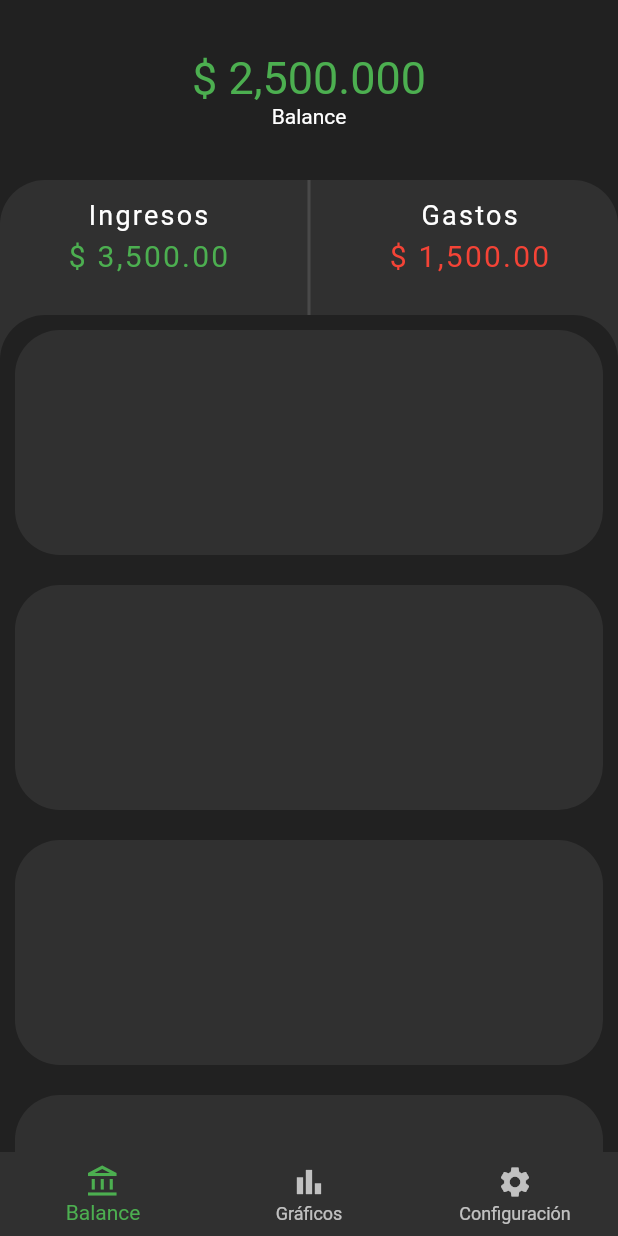
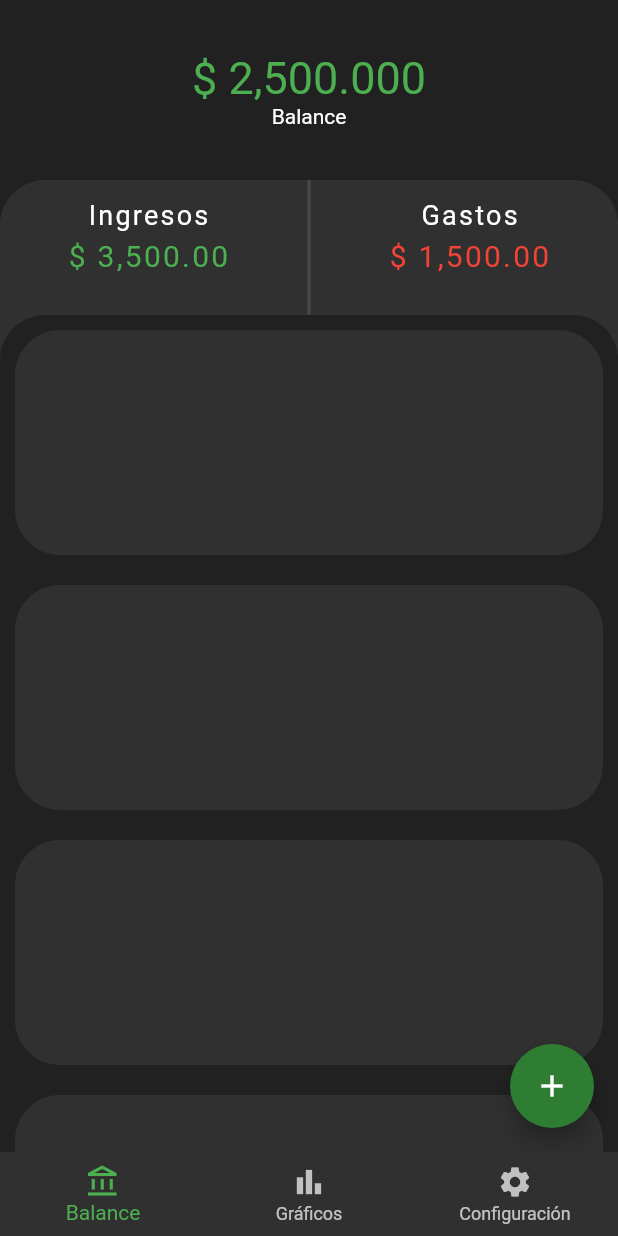
Before and after one commit to Black246/app_control_gastos, a Flutter app: the screen it shows after launch, on a phone screen of 412 x 824 dp. Run offline on Flutter 3.47's test engine with Material 2 defaults, Android fonts, the phone set to English and light mode, and no system bars; drawn by our look-alikes of flutter_speed_dial.

```diff
--- a/expenses_app/lib/main.dart
+++ b/expenses_app/lib/main.dart
@@ -18,6 +18,8 @@ class MyApp extends StatelessWidget {
         appBarTheme: AppBarTheme(backgroundColor: Colors.grey[900]),
         bottomNavigationBarTheme:
             const BottomNavigationBarThemeData(selectedItemColor: Colors.green),
+        floatingActionButtonTheme: FloatingActionButtonThemeData(
+            backgroundColor: Colors.green[800], foregroundColor: Colors.white),
         scaffoldBackgroundColor: Colors.grey[900],
         primaryColorDark: Colors.grey[850],
       ),
--- a/expenses_app/lib/pages/balance_page.dart
+++ b/expenses_app/lib/pages/balance_page.dart
@@ -1,6 +1,7 @@
 import 'dart:math';
 
 import 'package:expenses_app/widgets/home_page_wt/balance_page_wt/back_sheet.dart';
+import 'package:expenses_app/widgets/home_page_wt/balance_page_wt/custom_fab.dart';
 import 'package:expenses_app/widgets/home_page_wt/balance_page_wt/fron_sheet.dart';
 import 'package:flutter/foundation.dart';
 import 'package:flutter/material.dart';
@@ -42,7 +43,9 @@ class _BalancePageState extends State<BalancePage> {
 
   @override
   Widget build(BuildContext context) {
-    return CustomScrollView(
+    return Scaffold(
+      floatingActionButton: const CustomFAB(),
+      body: CustomScrollView(
         controller: _scrollController,
         slivers: [
           SliverAppBar(
@@ -77,6 +80,7 @@ class _BalancePageState extends State<BalancePage> {
             ),
           ]))
         ],
+      ),
     );
   }
 }
--- /dev/null
+++ b/expenses_app/lib/widgets/home_page_wt/balance_page_wt/custom_fab.dart
@@ -0,0 +1,34 @@
+import 'package:flutter/material.dart';
+import 'package:flutter_speed_dial/flutter_speed_dial.dart';
+
+class CustomFAB extends StatelessWidget {
+  const CustomFAB({super.key});
+
+  @override
+  Widget build(BuildContext context) {
+    List<SpeedDialChild> childButtons = [];
+
+    childButtons.add(SpeedDialChild(
+        backgroundColor: Colors.red,
+        child: const Icon(Icons.remove),
+        label: 'Gasto',
+        labelStyle: const TextStyle(fontSize: 18.0),
+        onTap: () {}));
+
+    childButtons.add(SpeedDialChild(
+        backgroundColor: Colors.green,
+        child: const Icon(Icons.add),
+        label: 'Ingreso',
+        labelStyle: const TextStyle(fontSize: 18.0),
+        onTap: () {}));
+
+    return SpeedDial(
+      icon: Icons.add,
+      activeIcon: Icons.close,
+      children: childButtons,
+      spacing: 10.0,
+      childMargin: const EdgeInsets.symmetric(horizontal: 6.0),
+      childrenButtonSize: const Size(60, 60),
+    );
+  }
+}
--- a/expenses_app/lib/widgets/home_page_wt/custom_navigation_bar.dart
+++ b/expenses_app/lib/widgets/home_page_wt/custom_navigation_bar.dart
@@ -7,9 +7,10 @@ class CustomNavigationBar extends StatelessWidget {
 
   @override
   Widget build(BuildContext context) {
-    final uiProvider = Provider.of<UIProvider>(context);
-    final watchIndex = context.watch<UIProvider>();
-    final read = context.read<UIProvider>();
+    final uiProvider = Provider.of<UIProvider>(
+      context,
+    );
+
     return BottomNavigationBar(
       currentIndex: uiProvider.bnbIndex,
       onTap: (int i) => uiProvider.bnbIndex = i,
--- a/expenses_app/pubspec.yaml
+++ b/expenses_app/pubspec.yaml
@@ -36,6 +36,8 @@ dependencies:
   # Use with the CupertinoIcons class for iOS style icons.
   cupertino_icons: ^1.0.2
   provider: ^6.0.5
+  flutter_speed_dial: ^7.0.0
+
 
 dev_dependencies:
   flutter_test:
```
Also changed, not shown: expenses_app/lib/pages/add_entries.dart (added, +14 -0 lines), expenses_app/lib/pages/add_expense.dart (added, +14 -0 lines), expenses_app/pubspec.lock. Lines whose indentation alone changed are shown as unchanged.
